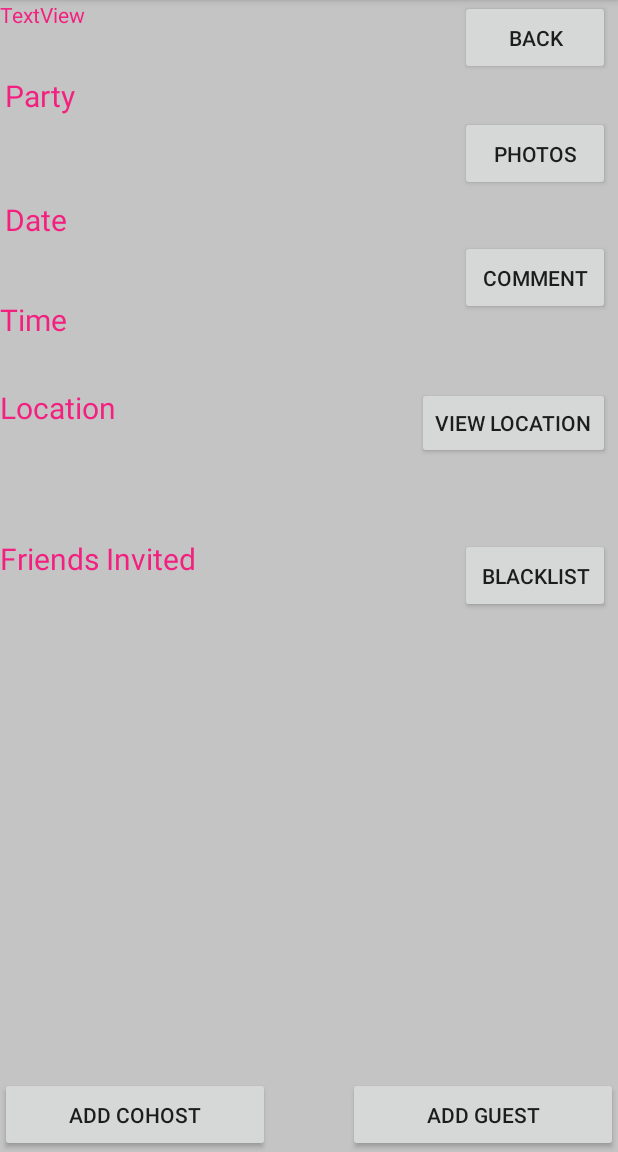
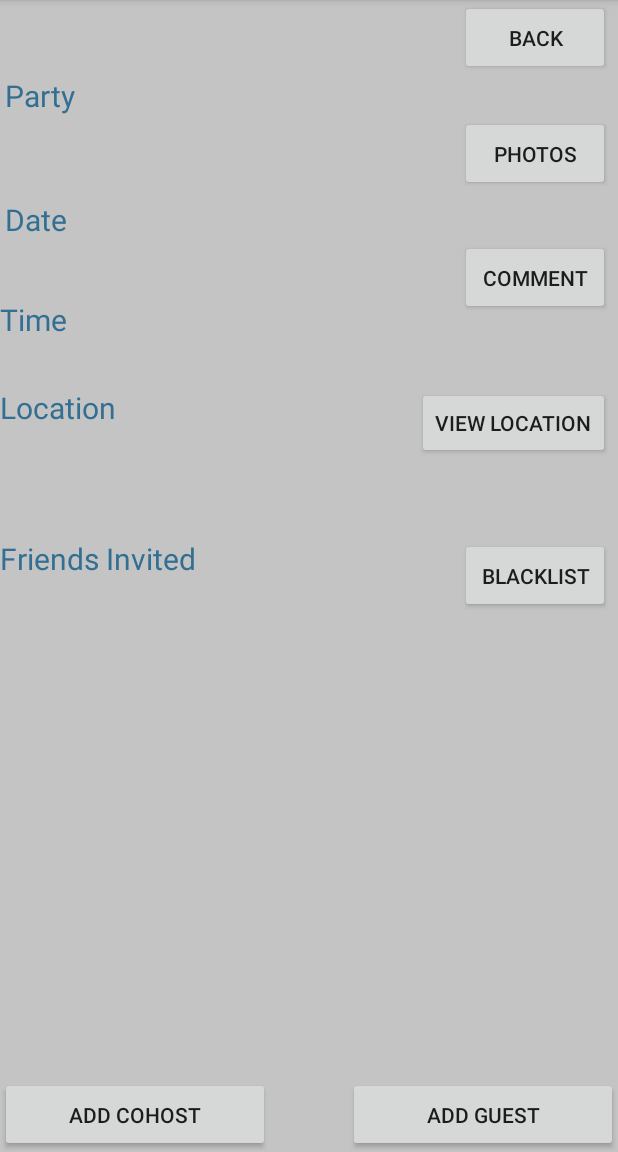
Before and after one commit to JackGuzzetta/Wristband, an Android app: the GuestScreen screen opened directly, with no data from a screen before it, on a phone screen of 412 x 824 dp, the part 84-1236 px from its top. Run offline under Robolectric (Android 15) with nearby library versions, the phone set to English and light mode, and no system bars; our stand-ins replace Volley; libraries missing offline, so code that uses them is left out: com.facebook, com.facebook.login; network calls fail.

Commit message:
updates to add user

```diff
--- a/WristbandClient/app/src/main/java/com/wristband/yt_b_4/wristbandclient/GuestScreen.java
+++ b/WristbandClient/app/src/main/java/com/wristband/yt_b_4/wristbandclient/GuestScreen.java
@@ -30,7 +30,7 @@ import com.android.volley.toolbox.JsonArrayRequest;
 
 public class GuestScreen extends AppCompatActivity {
     private Button btnCohost, btnBack, btnGuest, btnBlacklist, btnPhotos, btnComments;
-    private TextView dateText, partyText, responseTxt, locationTxt, timeTxt;
+    private TextView dateText, partyText, locationTxt, timeTxt;
     private ProgressDialog pDialog;
     private String tag_json_obj = "jobj_req", tag_json_arry = "jarray_req";
     private Party party;
@@ -47,7 +47,6 @@ public class GuestScreen extends AppCompatActivity {
         btnPhotos = (Button) findViewById(R.id.button5);
         btnComments = (Button) findViewById(R.id.button6);
         partyText = (TextView) findViewById(R.id.partyTxt);
-        responseTxt = (TextView) findViewById(R.id.msgResponse);
         timeTxt = (TextView) findViewById(R.id.time);
         locationTxt = (TextView) findViewById(R.id.location);
         dateText = (TextView) findViewById(R.id.dateTxt);
@@ -150,7 +149,6 @@ public class GuestScreen extends AppCompatActivity {
                                     partyText.setText("Party name: " + name);
                                     dateText.setText("Date: " + date);
                                     locationTxt.setText("Location: " + location);
-                                    responseTxt.setText("Data retrieved from server");
                                     timeTxt.setText("Time: " + time);
                                 } catch (JSONException e) {
                                 }
--- a/WristbandClient/app/src/main/res/layout/activity_add__user.xml
+++ b/WristbandClient/app/src/main/res/layout/activity_add__user.xml
@@ -19,7 +19,7 @@
         android:layout_width="wrap_content"
         android:layout_height="wrap_content"
         android:text="Name of guest:"
-        android:textColor="@color/bright"
+        android:textColor="@color/colorGray"
         android:textSize="45px" />
 
         <AutoCompleteTextView
--- a/WristbandClient/app/src/main/res/layout/activity_guest_screen2.xml
+++ b/WristbandClient/app/src/main/res/layout/activity_guest_screen2.xml
@@ -6,23 +6,11 @@
 
 
     <TextView
-        android:id="@+id/msgResponse"
-        android:layout_width="wrap_content"
-        android:layout_height="wrap_content"
-        android:text="TextView"
-        android:textColor="@color/bright"
-        android:layout_alignParentLeft="true"
-        android:layout_alignParentStart="true"
-        android:layout_alignParentTop="true"
-        android:layout_toLeftOf="@+id/btnBack"
-        android:layout_toStartOf="@+id/btnBack" />
-
-    <TextView
         android:id="@+id/partyTxt"
         android:layout_width="wrap_content"
         android:layout_height="wrap_content"
         android:textSize="20dp"
-        android:textColor="@color/bright"
+        android:textColor="@color/colorGray"
         android:text="Party"
         android:layout_below="@+id/btnBack"
         android:layout_alignLeft="@+id/dateTxt"
@@ -34,7 +22,7 @@
         android:layout_height="wrap_content"
         android:layout_marginTop="39dp"
         android:textSize="20dp"
-        android:textColor="@color/bright"
+        android:textColor="@color/colorGray"
         android:text="Time"
         android:layout_below="@+id/dateTxt"
         android:layout_alignParentLeft="true"
@@ -45,7 +33,7 @@
         android:layout_width="wrap_content"
         android:layout_height="wrap_content"
         android:textSize="20dp"
-        android:textColor="@color/bright"
+        android:textColor="@color/colorGray"
         android:text="Location"
         android:layout_marginTop="31dp"
         android:layout_below="@+id/time"
@@ -61,7 +49,7 @@
         android:layout_below="@+id/location"
         android:layout_alignParentLeft="true"
         android:textSize="20dp"
-        android:textColor="@color/bright"
+        android:textColor="@color/colorGray"
         android:layout_alignParentStart="true" />
 
     <Button
@@ -96,7 +84,7 @@
         android:layout_width="wrap_content"
         android:layout_height="wrap_content"
         android:textSize="20dp"
-        android:textColor="@color/bright"
+        android:textColor="@color/colorGray"
         android:layout_marginTop="55dp"
         android:text="Date"
         android:layout_below="@+id/partyTxt"
--- a/WristbandClient/app/src/main/res/layout/activity_login.xml
+++ b/WristbandClient/app/src/main/res/layout/activity_login.xml
@@ -5,6 +5,7 @@
     android:layout_height="match_parent"
     android:id="@+id/loginscreen">
     android:background="@drawable/bg"
+    android:textColor="@color/colorGray"
     <FrameLayout
         android:layout_width="match_parent"
         android:layout_height="200dp"
```
Also changed, not shown: WristbandClient/app/src/main/java/com/wristband/yt_b_4/wristbandclient/Add_User.java (+0 -8 lines), WristbandClient/app/src/main/res/layout/activity_add_cohost.xml (+5 -5 lines), WristbandClient/app/src/main/res/layout/activity_create_party.xml (+6 -6 lines), WristbandClient/app/src/main/res/layout/test_new_login.xml (deleted, +0 -60 lines).
